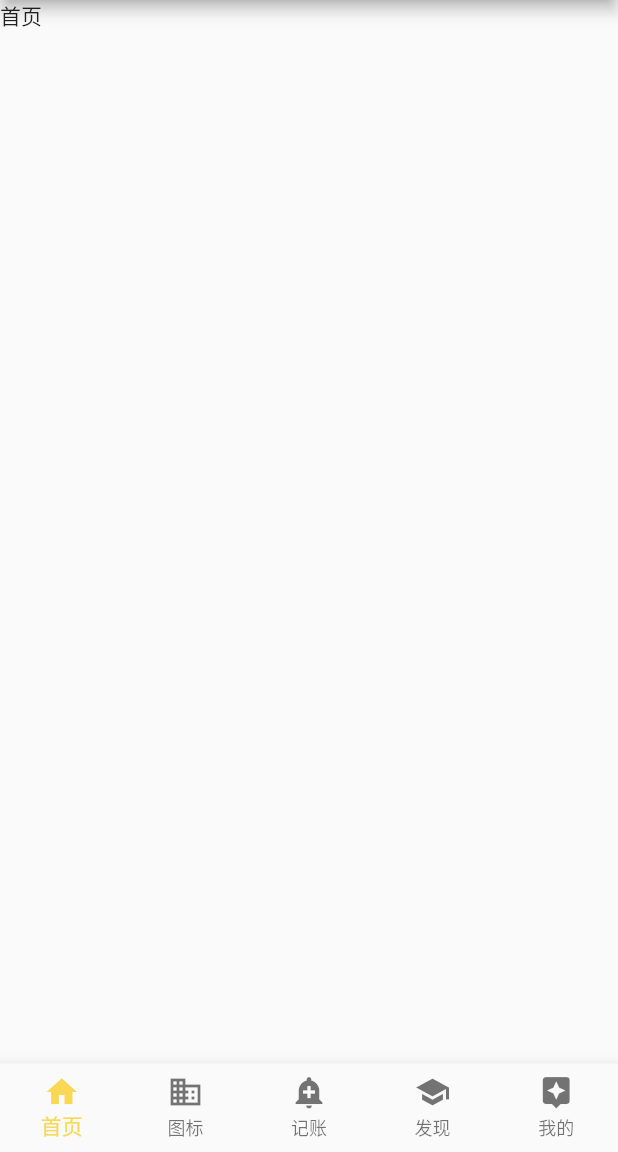
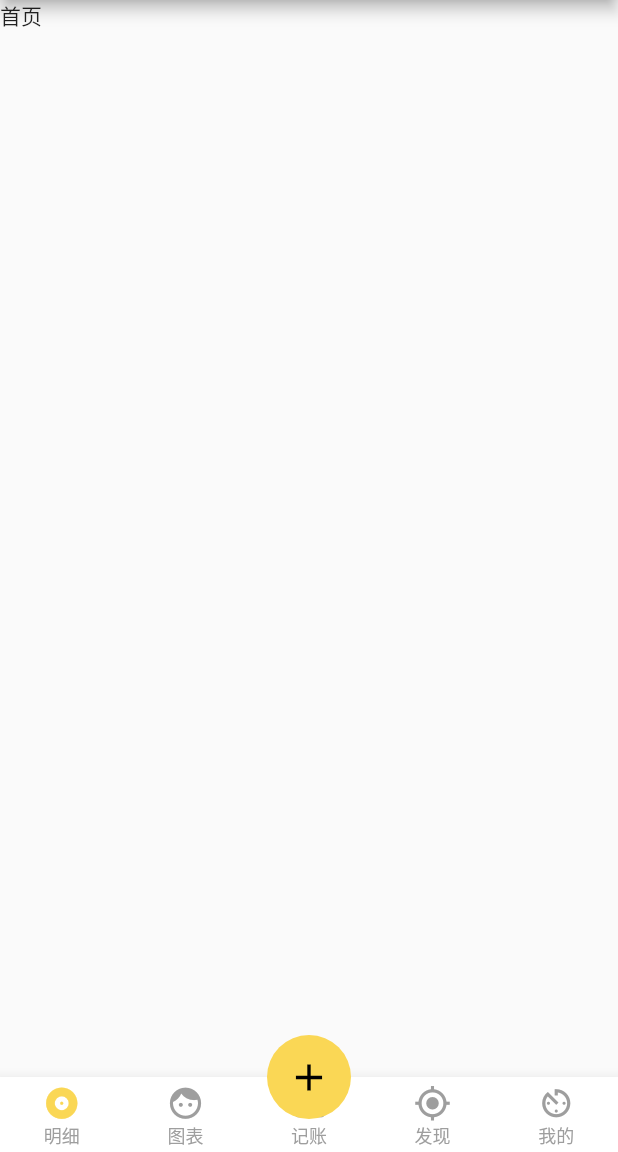
Before and after one commit to breederComrade/shark_account_flutter, a Flutter app: the screen it shows after launch, on a phone screen of 412 x 824 dp, the part 84-1236 px from its top. Run offline on Flutter 3.47's test engine with Material 2 defaults, Android fonts, the light colour scheme and no system bars; Roboto replaces fonts that are missing (PingFang SC).

Commit message:
update bottomNav

```diff
--- a/lib/main.dart
+++ b/lib/main.dart
@@ -15,6 +15,7 @@ class MyApp extends StatelessWidget {
       title: '鲨鱼记账',
       theme: ThemeData(primaryColor: themeColor, fontFamily: 'PingFang SC'),
       // home: MyHomePage(title: '鲨鱼记账'),
+
       home: Demo(title: '鲨鱼记账'),
     );
   }
--- a/lib/pages/demo/demo.dart
+++ b/lib/pages/demo/demo.dart
@@ -1,9 +1,11 @@
 import 'package:flutter/material.dart';
-import 'package:shark_account_flutter/pages/account/index.dart';
+import 'package:shark_account_flutter/pages/account/index.dart' show Account;
 import 'package:shark_account_flutter/pages/chart/index.dart';
 import 'package:shark_account_flutter/pages/user/index.dart';
 import 'package:shark_account_flutter/pages/discover/index.dart';
 import 'package:shark_account_flutter/pages/home/index.dart';
+import 'package:shark_account_flutter/util/ThemeUtils.dart';
+
 
 //导航类
 class NavigationIconView {
@@ -43,25 +45,102 @@ class _Demo extends State<Demo> with TickerProviderStateMixin {
       new Discover(),
       new User(),
     ];
+  Color _tabColor = ThemeUtils.currentColorTheme;
 
+  // tabaItems
+
+ // 构建item
+    Widget _buildTabItem({tabMap item,int index,ValueChanged<int> onPressed}){
+
+       Color color = _selectedIndex==index?Theme.of(context).primaryColor:Colors.grey;
+      return Expanded(child: SizedBox(
+            height:50.0,
+            child: Material(
+              type: MaterialType.transparency,
+              child: InkWell(
+              onTap:(){
+                if(index !=2){
+                   onPressed(index);
+                }
+
+              },
+              child: Column(
+                children: <Widget>[
+                  Padding(padding: EdgeInsets.only(top: 5.0),child: Icon(item.iconData,color:color,size: 25.0,),),
+                  Text(item.text,style: TextStyle(
+                    color: Colors.grey,fontSize: 12.0
+                  ),)
+
+                ],
+              ),
+
+              ),
+            ),
+      ),);
+    }
+
+    var _tabList =[
+      tabMap(iconData: Icons.album,text:'明细'),
+      tabMap(iconData: Icons.face,text:'图表'),
+      tabMap(iconData: Icons.table_chart,text:'记账'),
+      tabMap(iconData: Icons.gps_fixed,text:'发现'),
+      tabMap(iconData: Icons.av_timer,text:'我的'),
+    ];
   @override
   Widget build(BuildContext context) {
+    List<Widget> items = List.generate(5, (int index){
+       return _buildTabItem(
+          item:_tabList[index],
+          index:index,
+          onPressed:(index){
+            setState(() {
+                _selectedIndex = index;
+            });
+          }
+       );
+    });
+
     return Scaffold(
-
+      floatingActionButton:FloatingActionButton(
+        elevation: 0.0,
+        onPressed: (){
+           Navigator.of(context)
+                .push(MaterialPageRoute(builder: (BuildContext context) {
+              return Account();
+            }));
+        },
+        backgroundColor: _tabColor,
+        child: Center(
+          child:
+             Icon(Icons.add,color: Colors.black,size: 30.0,)
+          ,
+        ),
+      ),
       body: _pageList[_selectedIndex],
-      bottomNavigationBar:BottomNavigationBar(
-       items: <BottomNavigationBarItem>[
-         BottomNavigationBarItem(icon: Icon(Icons.home), title: Text('首页')),
-         BottomNavigationBarItem(icon: Icon(Icons.business), title: Text('图标')),
-         BottomNavigationBarItem(icon: Icon(Icons.add_alert ), title: Text('记账')),
-         BottomNavigationBarItem(icon: Icon(Icons.school), title: Text('发现')),
-         BottomNavigationBarItem(icon: Icon(Icons.assistant), title: Text('我的')),
-       ],
-       currentIndex: _selectedIndex,
-       fixedColor: Theme.of(context).primaryColor,
-      type: BottomNavigationBarType.fixed,
-       onTap: _onItemTapped,
-     ),
+      floatingActionButtonLocation: FloatingActionButtonLocation.centerDocked,
+      bottomNavigationBar:
+       BottomAppBar(
+        color: Colors.white,
+        notchMargin: -10.0,
+        child: Row(
+          mainAxisSize: MainAxisSize.max,
+          mainAxisAlignment: MainAxisAlignment.spaceAround,
+          children: items,
+    )
+          ),
     );
   }
+
+
+
+//
+
+
+
 }
+
+class tabMap {
+  tabMap({this.iconData,this.text});
+  IconData iconData;
+  String text;
+}
```
